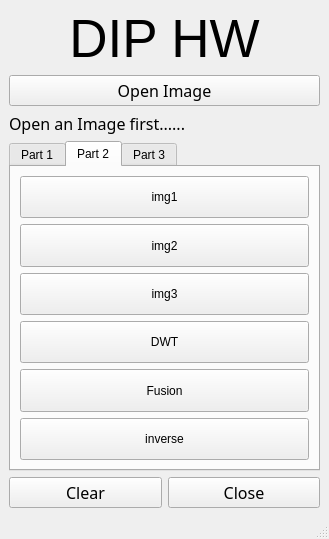
The window that HW6/B06611008_HW6/code/diphw.ui (tohow06/2021FallDIP) describes before a commit, drawn with Qt 5.
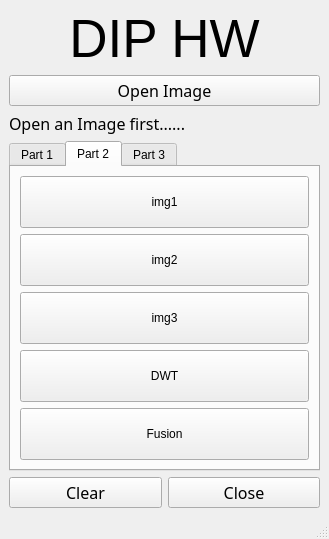
The same window after the commit. The open tabs and pages were chosen to show the change.

Patch:
```diff
--- a/HW6/B06611008_HW6/code/diphw.ui
+++ b/HW6/B06611008_HW6/code/diphw.ui
@@ -367,19 +367,6 @@
           </property>
          </widget>
         </item>
-        <item>
-         <widget class="QPushButton" name="inverseButton">
-          <property name="sizePolicy">
-           <sizepolicy hsizetype="Minimum" vsizetype="Preferred">
-            <horstretch>0</horstretch>
-            <verstretch>0</verstretch>
-           </sizepolicy>
-          </property>
-          <property name="text">
-           <string>inverse</string>
-          </property>
-         </widget>
-        </item>
        </layout>
       </widget>
       <widget class="QWidget" name="tab_3">
```
Left out of the diff: 11 changed lines with no effect on the pictures.
